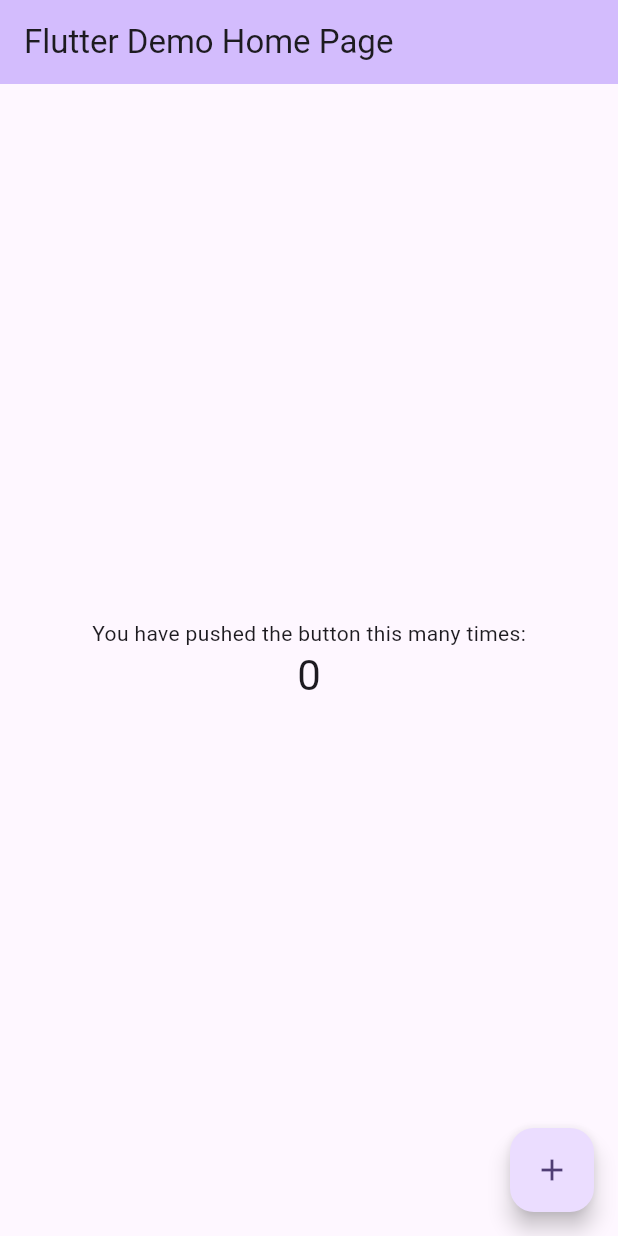
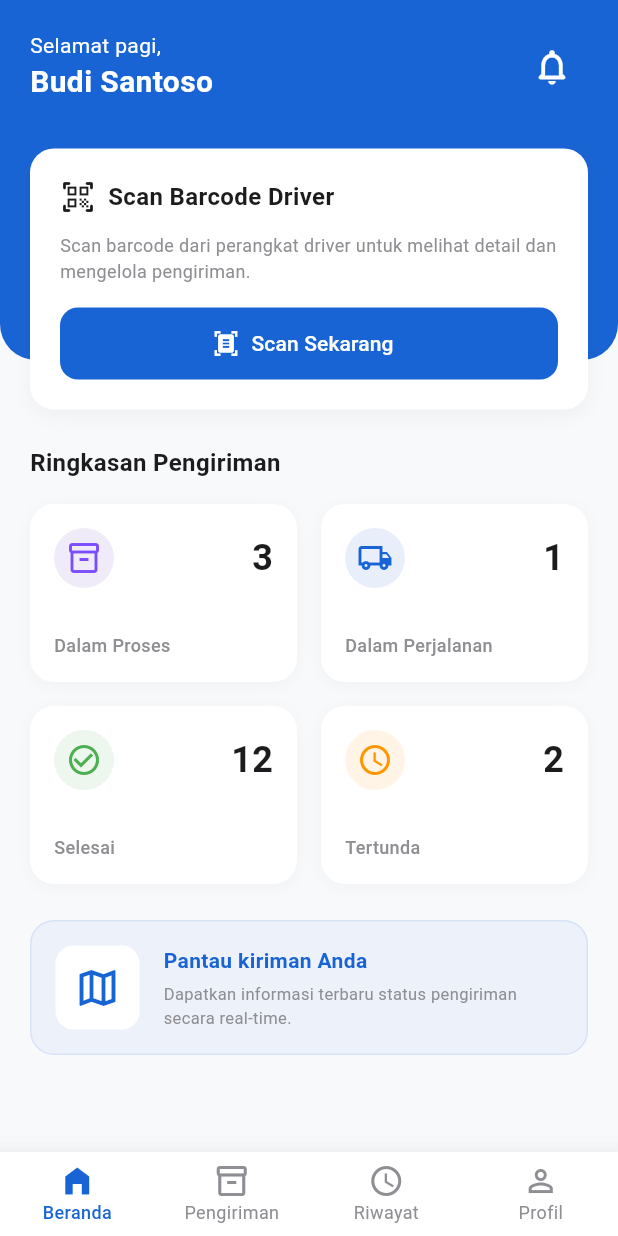
Before and after one commit to Galehramadhan/tracking-logistik-mobile, a Flutter app: the screen it shows after launch, on a phone screen of 412 x 824 dp. Run offline on Flutter 3.47's test engine with Material 3 defaults, Android fonts, the phone set to English and light mode, and no system bars; our stand-ins replace flutter_riverpod; Roboto replaces fonts that are missing (Poppins).

Commit message:
buat halaman beranda

```diff
--- /dev/null
+++ b/tracking_logistik_app/lib/dashboard/beranda.dart
@@ -0,0 +1,470 @@
+import 'package:flutter/material.dart';
+import 'package:flutter_riverpod/flutter_riverpod.dart';
+
+class SafeShipApp extends StatelessWidget {
+  const SafeShipApp({super.key});
+
+  @override
+  Widget build(BuildContext context) {
+    return MaterialApp(
+      title: 'SafeShip',
+      debugShowCheckedModeBanner: false,
+      // Konfigurasi Tema Utama (Material 3 & Poppins)
+      theme: ThemeData(
+        useMaterial3: true,
+        fontFamily: 'Poppins',
+        colorScheme: ColorScheme.fromSeed(
+          seedColor: const Color(0xFF1964D4), // Biru Utama
+          primary: const Color(0xFF1964D4),
+          background: const Color(0xFFF8F9FB),
+        ),
+      ),
+      // Konfigurasi Mode Gelap (Opsional, untuk mendukung dark mode sesuai permintaan)
+      darkTheme: ThemeData(
+        useMaterial3: true,
+        fontFamily: 'Poppins',
+        brightness: Brightness.dark,
+        colorScheme: ColorScheme.fromSeed(
+          brightness: Brightness.dark,
+          seedColor: const Color(0xFF1964D4),
+          primary: const Color(0xFF4A89F3),
+        ),
+      ),
+      themeMode: ThemeMode.system, // Menyesuaikan dengan setting device
+
+      // Routing Dasar
+      initialRoute: '/',
+      routes: {
+        '/': (context) => const HomeView(),
+        '/pengiriman': (context) => const PengirimanViewDummy(),
+        '/riwayat': (context) => const RiwayatViewDummy(),
+      },
+    );
+  }
+}
+
+// ============================================================================
+// PRESENTATION LAYER: HOME VIEW
+// ============================================================================
+
+class HomeView extends ConsumerWidget {
+  const HomeView({super.key});
+
+  @override
+  Widget build(BuildContext context, WidgetRef ref) {
+    // Definisi warna berdasarkan referensi gambar
+    const Color primaryBlue = Color(0xFF1964D4);
+    const Color backgroundColor = Color(0xFFF8F9FB);
+    const Color textColor = Color(0xFF1C1C1E);
+
+    // Mengambil warna background berdasarkan tema agar mendukung dark mode
+    final isDarkMode = Theme.of(context).brightness == Brightness.dark;
+    final currentBgColor = isDarkMode ? Theme.of(context).colorScheme.background : backgroundColor;
+    final cardColor = isDarkMode ? const Color(0xFF2C2C2E) : Colors.white;
+    final currentTextColor = isDarkMode ? Colors.white : textColor;
+
+    return Scaffold(
+      backgroundColor: currentBgColor,
+      body: Stack(
+        children: [
+          // Background Biru Header
+          Container(
+            height: 240,
+            decoration: const BoxDecoration(
+              color: primaryBlue,
+              borderRadius: BorderRadius.only(
+                bottomLeft: Radius.circular(24),
+                bottomRight: Radius.circular(24),
+              ),
+            ),
+          ),
+          SafeArea(
+            child: SingleChildScrollView(
+              physics: const BouncingScrollPhysics(),
+              child: Padding(
+                padding: const EdgeInsets.symmetric(horizontal: 20.0),
+                child: Column(
+                  crossAxisAlignment: CrossAxisAlignment.start,
+                  children: [
+                    const SizedBox(height: 20),
+                    // Header: Greeting & Notifikasi
+                    Row(
+                      mainAxisAlignment: MainAxisAlignment.spaceBetween,
+                      children: [
+                        const Column(
+                          crossAxisAlignment: CrossAxisAlignment.start,
+                          children: [
+                            Text(
+                              'Selamat pagi,',
+                              style: TextStyle(
+                                fontFamily: 'Poppins',
+                                color: Colors.white,
+                                fontSize: 14,
+                                fontWeight: FontWeight.w400,
+                              ),
+                            ),
+                            Text(
+                              'Budi Santoso', // Nantinya bisa di-bind dari ProfileState
+                              style: TextStyle(
+                                fontFamily: 'Poppins',
+                                color: Colors.white,
+                                fontSize: 20,
+                                fontWeight: FontWeight.w600,
+                              ),
+                            ),
+                          ],
+                        ),
+                        IconButton(
+                          icon: const Icon(Icons.notifications_none_rounded, color: Colors.white, size: 28),
+                          onPressed: () {
+                            // TODO: Implementasi navigasi ke notifikasi
+                          },
+                        ),
+                      ],
+                    ),
+                    const SizedBox(height: 30),
+
+                    // Section Scan Barcode (Menggantikan Lacak Kiriman)
+                    _buildScanBarcodeCard(context, primaryBlue, cardColor, currentTextColor),
+
+                    const SizedBox(height: 24),
+
+                    // Title Ringkasan Pengiriman
+                    Text(
+                      'Ringkasan Pengiriman',
+                      style: TextStyle(
+                        fontFamily: 'Poppins',
+                        color: currentTextColor,
+                        fontSize: 16,
+                        fontWeight: FontWeight.w600,
+                      ),
+                    ),
+                    const SizedBox(height: 16),
+
+                    // Grid Ringkasan Pengiriman
+                    GridView.count(
+                      crossAxisCount: 2,
+                      shrinkWrap: true,
+                      physics: const NeverScrollableScrollPhysics(),
+                      crossAxisSpacing: 16,
+                      mainAxisSpacing: 16,
+                      childAspectRatio: 1.5,
+                      children: [
+                        _buildSummaryCard(
+                          context: context,
+                          title: 'Dalam Proses',
+                          count: '3',
+                          icon: Icons.inventory_2_outlined,
+                          iconColor: Colors.deepPurpleAccent,
+                          iconBgColor: Colors.deepPurple.withOpacity(0.1),
+                          cardColor: cardColor,
+                          textColor: currentTextColor,
+                          targetRoute: '/pengiriman',
+                        ),
+                        _buildSummaryCard(
+                          context: context,
+                          title: 'Dalam Perjalanan',
+                          count: '1',
+                          icon: Icons.local_shipping_outlined,
+                          iconColor: primaryBlue,
+                          iconBgColor: primaryBlue.withOpacity(0.1),
+                          cardColor: cardColor,
+                          textColor: currentTextColor,
+                          targetRoute: '/pengiriman',
+                        ),
+                        _buildSummaryCard(
+                          context: context,
+                          title: 'Selesai',
+                          count: '12',
+                          icon: Icons.check_circle_outline,
+                          iconColor: Colors.green,
+                          iconBgColor: Colors.green.withOpacity(0.1),
+                          cardColor: cardColor,
+                          textColor: currentTextColor,
+                          targetRoute: '/riwayat',
+                        ),
+                        _buildSummaryCard(
+                          context: context,
+                          title: 'Tertunda',
+                          count: '2',
+                          icon: Icons.schedule,
+                          iconColor: Colors.orange,
+                          iconBgColor: Colors.orange.withOpacity(0.1),
+                          cardColor: cardColor,
+                          textColor: currentTextColor,
+                          targetRoute: '/riwayat',
+                        ),
+                      ],
+                    ),
+                    const SizedBox(height: 24),
+
+                    // Promotional Banner (Pantau Kiriman)
+                    _buildPromoBanner(primaryBlue, cardColor),
+                    const SizedBox(height: 30),
+                  ],
+                ),
+              ),
+            ),
+          ),
+        ],
+      ),
+
+      // Bottom Navigation Bar
+      bottomNavigationBar: _buildBottomNavigationBar(primaryBlue, cardColor),
+    );
+  }
+
+  Widget _buildScanBarcodeCard(BuildContext context, Color primaryColor, Color cardColor, Color textColor) {
+    return Container(
+      padding: const EdgeInsets.all(20),
+      decoration: BoxDecoration(
+        color: cardColor,
+        borderRadius: BorderRadius.circular(16),
+        boxShadow: [
+          BoxShadow(
+            color: Colors.black.withOpacity(0.04),
+            blurRadius: 10,
+            offset: const Offset(0, 4),
+          ),
+        ],
+      ),
+      child: Column(
+        crossAxisAlignment: CrossAxisAlignment.start,
+        children: [
+          Row(
+            children: [
+              Icon(Icons.qr_code_scanner_rounded, color: textColor),
+              const SizedBox(width: 8),
+              Text(
+                'Scan Barcode Driver',
+                style: TextStyle(
+                  fontFamily: 'Poppins',
+                  fontSize: 16,
+                  fontWeight: FontWeight.w600,
+                  color: textColor,
+                ),
+              ),
+            ],
+          ),
+          const SizedBox(height: 12),
+          const Text(
+            'Scan barcode dari perangkat driver untuk melihat detail dan mengelola pengiriman.',
+            style: TextStyle(
+              fontFamily: 'Poppins',
+              fontSize: 12,
+              color: Color(0xFF8E8E93),
+            ),
+          ),
+          const SizedBox(height: 16),
+          SizedBox(
+            width: double.infinity,
+            height: 48,
+            child: ElevatedButton.icon(
+              onPressed: () {
+                // Navigasi ke halaman pengiriman ketika discan
+                Navigator.pushNamed(context, '/pengiriman');
+              },
+              icon: const Icon(Icons.document_scanner, color: Colors.white),
+              label: const Text(
+                'Scan Sekarang',
+                style: TextStyle(
+                  fontFamily: 'Poppins',
+                  fontWeight: FontWeight.w500,
+                  color: Colors.white,
+                ),
+              ),
+              style: ElevatedButton.styleFrom(
+                backgroundColor: primaryColor,
+                shape: RoundedRectangleBorder(
+                  borderRadius: BorderRadius.circular(12),
+                ),
+                elevation: 0,
+              ),
+            ),
+          ),
+        ],
+      ),
+    );
+  }
+
+  Widget _buildSummaryCard({
+    required BuildContext context,
+    required String title,
+    required String count,
+    required IconData icon,
+    required Color iconColor,
+    required Color iconBgColor,
+    required Color cardColor,
+    required Color textColor,
+    required String targetRoute,
+  }) {
+    return GestureDetector(
+      onTap: () {
+        Navigator.pushNamed(context, targetRoute);
+      },
+      child: Container(
+        padding: const EdgeInsets.all(16),
+        decoration: BoxDecoration(
+          color: cardColor,
+          borderRadius: BorderRadius.circular(16),
+          boxShadow: [
+            BoxShadow(
+              color: Colors.black.withOpacity(0.03),
+              blurRadius: 8,
+              offset: const Offset(0, 2),
+            ),
+          ],
+        ),
+        child: Column(
+          crossAxisAlignment: CrossAxisAlignment.start,
+          mainAxisAlignment: MainAxisAlignment.center,
+          children: [
+            Row(
+              mainAxisAlignment: MainAxisAlignment.spaceBetween,
+              children: [
+                Container(
+                  padding: const EdgeInsets.all(8),
+                  decoration: BoxDecoration(
+                    color: iconBgColor,
+                    shape: BoxShape.circle,
+                  ),
+                  child: Icon(icon, color: iconColor, size: 24),
+                ),
+                Text(
+                  count,
+                  style: TextStyle(
+                    fontFamily: 'Poppins',
+                    fontSize: 24,
+                    fontWeight: FontWeight.w600,
+                    color: textColor,
+                  ),
+                ),
+              ],
+            ),
+            const Spacer(),
+            Text(
+              title,
+              style: const TextStyle(
+                fontFamily: 'Poppins',
+                fontSize: 12,
+                fontWeight: FontWeight.w500,
+                color: Color(0xFF8E8E93),
+              ),
+            ),
+          ],
+        ),
+      ),
+    );
+  }
+
+  Widget _buildPromoBanner(Color primaryColor, Color cardColor) {
+    return Container(
+      padding: const EdgeInsets.all(16),
+      decoration: BoxDecoration(
+        color: primaryColor.withOpacity(0.05),
+        borderRadius: BorderRadius.circular(16),
+        border: Border.all(color: primaryColor.withOpacity(0.1)),
+      ),
+      child: Row(
+        children: [
+          Container(
+            padding: const EdgeInsets.all(12),
+            decoration: BoxDecoration(
+              color: cardColor,
+              borderRadius: BorderRadius.circular(12),
+            ),
+            child: Icon(Icons.map_outlined, color: primaryColor, size: 32),
+          ),
+          const SizedBox(width: 16),
+          Expanded(
+            child: Column(
+              crossAxisAlignment: CrossAxisAlignment.start,
+              children: [
+                Text(
+                  'Pantau kiriman Anda',
+                  style: TextStyle(
+                    fontFamily: 'Poppins',
+                    fontSize: 14,
+                    fontWeight: FontWeight.w600,
+                    color: primaryColor,
+                  ),
+                ),
+                const SizedBox(height: 4),
+                const Text(
+                  'Dapatkan informasi terbaru status pengiriman secara real-time.',
+                  style: TextStyle(
+                    fontFamily: 'Poppins',
+                    fontSize: 11,
+                    color: Color(0xFF8E8E93),
+                  ),
+                ),
+              ],
+            ),
+          ),
+        ],
+      ),
+    );
+  }
+
+  Widget _buildBottomNavigationBar(Color primaryColor, Color cardColor) {
+    return BottomNavigationBar(
+      type: BottomNavigationBarType.fixed,
+      backgroundColor: cardColor,
+      selectedItemColor: primaryColor,
+      unselectedItemColor: const Color(0xFF8E8E93),
+      selectedLabelStyle: const TextStyle(fontFamily: 'Poppins', fontSize: 12, fontWeight: FontWeight.w500),
+      unselectedLabelStyle: const TextStyle(fontFamily: 'Poppins', fontSize: 12),
+      elevation: 16,
+      items: const [
+        BottomNavigationBarItem(
+          icon: Icon(Icons.home_filled),
+          label: 'Beranda',
+        ),
+        BottomNavigationBarItem(
+          icon: Icon(Icons.inventory_2_outlined),
+          label: 'Pengiriman',
+        ),
+        BottomNavigationBarItem(
+          icon: Icon(Icons.access_time),
+          label: 'Riwayat',
+        ),
+        BottomNavigationBarItem(
+          icon: Icon(Icons.person_outline),
+          label: 'Profil',
+        ),
+      ],
+    );
+  }
+}
+
+// ============================================================================
+// DUMMY VIEWS UNTUK TESTING ROUTING
+// ============================================================================
+
+class PengirimanViewDummy extends StatelessWidget {
+  const PengirimanViewDummy({super.key});
+
+  @override
+  Widget build(BuildContext context) {
+    return Scaffold(
+      appBar: AppBar(title: const Text('Halaman Pengiriman', style: TextStyle(fontFamily: 'Poppins'))),
+      body: const Center(
+        child: Text('Tampilan Daftar Pengiriman / Hasil Scan akan di sini.', style: TextStyle(fontFamily: 'Poppins')),
+      ),
+    );
+  }
+}
+
+class RiwayatViewDummy extends StatelessWidget {
+  const RiwayatViewDummy({super.key});
+
+  @override
+  Widget build(BuildContext context) {
+    return Scaffold(
+      appBar: AppBar(title: const Text('Halaman Riwayat', style: TextStyle(fontFamily: 'Poppins'))),
+      body: const Center(
+        child: Text('Tampilan Riwayat Pengiriman Selesai/Tertunda akan di sini.', style: TextStyle(fontFamily: 'Poppins')),
+      ),
+    );
+  }
+}
--- a/tracking_logistik_app/lib/main.dart
+++ b/tracking_logistik_app/lib/main.dart
@@ -1,122 +1,6 @@
 import 'package:flutter/material.dart';
+import 'dashboard/beranda.dart';
 
 void main() {
-  runApp(const MyApp());
+  runApp(const SafeShipApp());
 }
-
-class MyApp extends StatelessWidget {
-  const MyApp({super.key});
-
-  // This widget is the root of your application.
-  @override
-  Widget build(BuildContext context) {
-    return MaterialApp(
-      title: 'Flutter Demo',
-      theme: ThemeData(
-        // This is the theme of your application.
-        //
-        // TRY THIS: Try running your application with "flutter run". You'll see
-        // the application has a purple toolbar. Then, without quitting the app,
-        // try changing the seedColor in the colorScheme below to Colors.green
-        // and then invoke "hot reload" (save your changes or press the "hot
-        // reload" button in a Flutter-supported IDE, or press "r" if you used
-        // the command line to start the app).
-        //
-        // Notice that the counter didn't reset back to zero; the application
-        // state is not lost during the reload. To reset the state, use hot
-        // restart instead.
-        //
-        // This works for code too, not just values: Most code changes can be
-        // tested with just a hot reload.
-        colorScheme: .fromSeed(seedColor: Colors.deepPurple),
-      ),
-      home: const MyHomePage(title: 'Flutter Demo Home Page'),
-    );
-  }
-}
-
-class MyHomePage extends StatefulWidget {
-  const MyHomePage({super.key, required this.title});
-
-  // This widget is the home page of your application. It is stateful, meaning
-  // that it has a State object (defined below) that contains fields that affect
-  // how it looks.
-
-  // This class is the configuration for the state. It holds the values (in this
-  // case the title) provided by the parent (in this case the App widget) and
-  // used by the build method of the State. Fields in a Widget subclass are
-  // always marked "final".
-
-  final String title;
-
-  @override
-  State<MyHomePage> createState() => _MyHomePageState();
-}
-
-class _MyHomePageState extends State<MyHomePage> {
-  int _counter = 0;
-
-  void _incrementCounter() {
-    setState(() {
-      // This call to setState tells the Flutter framework that something has
-      // changed in this State, which causes it to rerun the build method below
-      // so that the display can reflect the updated values. If we changed
-      // _counter without calling setState(), then the build method would not be
-      // called again, and so nothing would appear to happen.
-      _counter++;
-    });
-  }
-
-  @override
-  Widget build(BuildContext context) {
-    // This method is rerun every time setState is called, for instance as done
-    // by the _incrementCounter method above.
-    //
-    // The Flutter framework has been optimized to make rerunning build methods
-    // fast, so that you can just rebuild anything that needs updating rather
-    // than having to individually change instances of widgets.
-    return Scaffold(
-      appBar: AppBar(
-        // TRY THIS: Try changing the color here to a specific color (to
-        // Colors.amber, perhaps?) and trigger a hot reload to see the AppBar
-        // change color while the other colors stay the same.
-        backgroundColor: Theme.of(context).colorScheme.inversePrimary,
-        // Here we take the value from the MyHomePage object that was created by
-        // the App.build method, and use it to set our appbar title.
-        title: Text(widget.title),
-      ),
-      body: Center(
-        // Center is a layout widget. It takes a single child and positions it
-        // in the middle of the parent.
-        child: Column(
-          // Column is also a layout widget. It takes a list of children and
-          // arranges them vertically. By default, it sizes itself to fit its
-          // children horizontally, and tries to be as tall as its parent.
-          //
-          // Column has various properties to control how it sizes itself and
-          // how it positions its children. Here we use mainAxisAlignment to
-          // center the children vertically; the main axis here is the vertical
-          // axis because Columns are vertical (the cross axis would be
-          // horizontal).
-          //
-          // TRY THIS: Invoke "debug painting" (choose the "Toggle Debug Paint"
-          // action in the IDE, or press "p" in the console), to see the
-          // wireframe for each widget.
-          mainAxisAlignment: .center,
-          children: [
-            const Text('You have pushed the button this many times:'),
-            Text(
-              '$_counter',
-              style: Theme.of(context).textTheme.headlineMedium,
-            ),
-          ],
-        ),
-      ),
-      floatingActionButton: FloatingActionButton(
-        onPressed: _incrementCounter,
-        tooltip: 'Increment',
-        child: const Icon(Icons.add),
-      ),
-    );
-  }
-}
--- a/tracking_logistik_app/pubspec.yaml
+++ b/tracking_logistik_app/pubspec.yaml
@@ -33,6 +33,7 @@ dependencies:
 
   # The following adds the Cupertino Icons font to your application.
   # Use with the CupertinoIcons class for iOS style icons.
+  flutter_riverpod: ^2.6.1
   cupertino_icons: ^1.0.8
 
 dev_dependencies:
```
